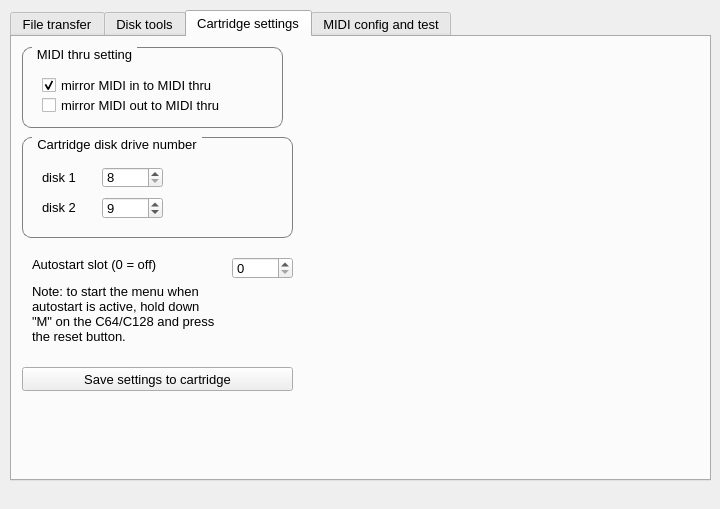
First picture: the form in qt/mainwindowform.ui, repository FrankBuss/kerberos, before the edit.
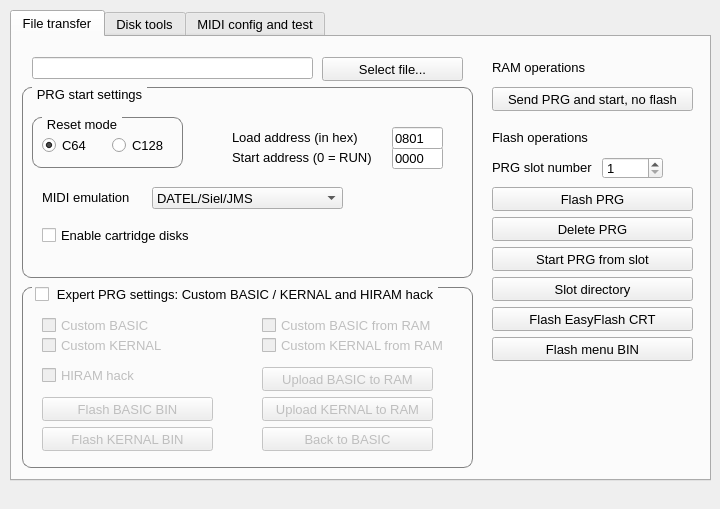
Second picture: the form after the edit. The open tabs and pages were chosen to show the change. Icons and pictures are not drawn.

```diff
--- a/qt/mainwindowform.ui
+++ b/qt/mainwindowform.ui
@@ -323,7 +323,7 @@
        </font>
       </property>
       <property name="title">
-       <string>Expert PRG settings: Custom BASIC / KERNAL and HIRAM</string>
+       <string>Expert PRG settings: Custom BASIC / KERNAL and HIRAM hack</string>
       </property>
       <property name="checkable">
        <bool>true</bool>
@@ -540,9 +540,6 @@
        <property name="text">
         <string>HIRAM hack</string>
        </property>
-       <property name="checked">
-        <bool>true</bool>
-       </property>
       </widget>
      </widget>
      <widget class="QPushButton" name="uploadAndRunPrgButton">
@@ -573,7 +570,7 @@
       <property name="geometry">
        <rect>
         <x>590</x>
-        <y>130</y>
+        <y>120</y>
         <width>61</width>
         <height>22</height>
        </rect>
@@ -599,7 +596,7 @@
       <property name="geometry">
        <rect>
         <x>480</x>
-        <y>130</y>
+        <y>120</y>
         <width>111</width>
         <height>21</height>
        </rect>
@@ -617,7 +614,7 @@
       <property name="geometry">
        <rect>
         <x>480</x>
-        <y>160</y>
+        <y>150</y>
         <width>201</width>
         <height>24</height>
        </rect>
@@ -641,7 +638,7 @@
       <property name="geometry">
        <rect>
         <x>480</x>
-        <y>190</y>
+        <y>210</y>
         <width>201</width>
         <height>24</height>
        </rect>
@@ -713,7 +710,7 @@
       <property name="geometry">
        <rect>
         <x>480</x>
-        <y>220</y>
+        <y>240</y>
         <width>201</width>
         <height>24</height>
        </rect>
@@ -755,7 +752,7 @@
       <property name="geometry">
        <rect>
         <x>480</x>
-        <y>100</y>
+        <y>90</y>
         <width>101</width>
         <height>21</height>
        </rect>
@@ -790,6 +787,30 @@
        <pixmap resource="application.qrc">:/kerberos.png</pixmap>
       </property>
      </widget>
+     <widget class="QPushButton" name="deletePrgButton">
+      <property name="geometry">
+       <rect>
+        <x>480</x>
+        <y>180</y>
+        <width>201</width>
+        <height>24</height>
+       </rect>
+      </property>
+      <property name="sizePolicy">
+       <sizepolicy hsizetype="Minimum" vsizetype="Expanding">
+        <horstretch>0</horstretch>
+        <verstretch>0</verstretch>
+       </sizepolicy>
+      </property>
+      <property name="font">
+       <font>
+        <pointsize>10</pointsize>
+       </font>
+      </property>
+      <property name="text">
+       <string>Delete PRG</string>
+      </property>
+     </widget>
     </widget>
     <widget class="QWidget" name="tab_3">
      <attribute name="title">
@@ -1181,246 +1202,7 @@
       </property>
      </widget>
     </widget>
-    <widget class="QWidget" name="tab_4">
-     <attribute name="title">
-      <string>Cartridge settings</string>
-     </attribute>
-     <widget class="QPushButton" name="saveSettingsButton">
-      <property name="geometry">
-       <rect>
-        <x>10</x>
-        <y>330</y>
-        <width>271</width>
-        <height>24</height>
-       </rect>
-      </property>
-      <property name="sizePolicy">
-       <sizepolicy hsizetype="Minimum" vsizetype="Expanding">
-        <horstretch>0</horstretch>
-        <verstretch>0</verstretch>
-       </sizepolicy>
-      </property>
-      <property name="font">
-       <font>
-        <pointsize>10</pointsize>
-       </font>
-      </property>
-      <property name="text">
-       <string>Save settings to cartridge</string>
-      </property>
-     </widget>
-     <widget class="QGroupBox" name="groupBox_6">
-      <property name="geometry">
-       <rect>
-        <x>10</x>
-        <y>10</y>
-        <width>261</width>
-        <height>81</height>
-       </rect>
-      </property>
-      <property name="font">
-       <font>
-        <pointsize>10</pointsize>
-       </font>
-      </property>
-      <property name="title">
-       <string>MIDI thru setting</string>
-      </property>
-      <widget class="QCheckBox" name="midiThruInCheckBox">
-       <property name="geometry">
-        <rect>
-         <x>20</x>
-         <y>30</y>
-         <width>241</width>
-         <height>17</height>
-        </rect>
-       </property>
-       <property name="font">
-        <font>
-         <pointsize>10</pointsize>
-        </font>
-       </property>
-       <property name="text">
-        <string>mirror MIDI in to MIDI thru</string>
-       </property>
-       <property name="checked">
-        <bool>true</bool>
-       </property>
-      </widget>
-      <widget class="QCheckBox" name="midiThruOutCheckBox">
-       <property name="geometry">
-        <rect>
-         <x>20</x>
-         <y>50</y>
-         <width>241</width>
-         <height>17</height>
-        </rect>
-       </property>
-       <property name="font">
-        <font>
-         <pointsize>10</pointsize>
-        </font>
-       </property>
-       <property name="text">
-        <string>mirror MIDI out to MIDI thru</string>
-       </property>
-      </widget>
-     </widget>
-     <widget class="QLabel" name="label_14">
-      <property name="geometry">
-       <rect>
-        <x>20</x>
-        <y>220</y>
-        <width>201</width>
-        <height>101</height>
-       </rect>
-      </property>
-      <property name="font">
-       <font>
-        <pointsize>10</pointsize>
-       </font>
-      </property>
-      <property name="text">
-       <string>&lt;html&gt;&lt;head/&gt;&lt;body&gt;&lt;p&gt;Autostart slot (0 = off)&lt;/p&gt;&lt;p&gt;Note: to start the menu when&lt;br/&gt;autostart is active, hold down&lt;br/&gt;&amp;quot;M&amp;quot; on the C64/C128 and press&lt;br/&gt;the reset button.&lt;/p&gt;&lt;/body&gt;&lt;/html&gt;</string>
-      </property>
-      <property name="alignment">
-       <set>Qt::AlignLeading|Qt::AlignLeft|Qt::AlignTop</set>
-      </property>
-     </widget>
-     <widget class="QSpinBox" name="autostartSlotSpinBox">
-      <property name="geometry">
-       <rect>
-        <x>220</x>
-        <y>220</y>
-        <width>61</width>
-        <height>22</height>
-       </rect>
-      </property>
-      <property name="font">
-       <font>
-        <pointsize>10</pointsize>
-        <weight>50</weight>
-        <bold>false</bold>
-       </font>
-      </property>
-      <property name="minimum">
-       <number>0</number>
-      </property>
-      <property name="maximum">
-       <number>25</number>
-      </property>
-      <property name="value">
-       <number>0</number>
-      </property>
-     </widget>
-     <widget class="QGroupBox" name="groupBox_7">
-      <property name="geometry">
-       <rect>
-        <x>10</x>
-        <y>100</y>
-        <width>271</width>
-        <height>101</height>
-       </rect>
-      </property>
-      <property name="font">
-       <font>
-        <pointsize>10</pointsize>
-       </font>
-      </property>
-      <property name="title">
-       <string>Cartridge disk drive number</string>
-      </property>
-      <widget class="QSpinBox" name="disk2SpinBox">
-       <property name="geometry">
-        <rect>
-         <x>80</x>
-         <y>60</y>
-         <width>61</width>
-         <height>22</height>
-        </rect>
-       </property>
-       <property name="font">
-        <font>
-         <pointsize>10</pointsize>
-         <weight>50</weight>
-         <bold>false</bold>
-        </font>
-       </property>
-       <property name="minimum">
-        <number>8</number>
-       </property>
-       <property name="maximum">
-        <number>11</number>
-       </property>
-       <property name="value">
-        <number>9</number>
-       </property>
-      </widget>
-      <widget class="QSpinBox" name="disk1SpinBox">
-       <property name="geometry">
-        <rect>
-         <x>80</x>
-         <y>30</y>
-         <width>61</width>
-         <height>21</height>
-        </rect>
-       </property>
-       <property name="font">
-        <font>
-         <pointsize>10</pointsize>
-         <weight>50</weight>
-         <bold>false</bold>
-        </font>
-       </property>
-       <property name="minimum">
-        <number>8</number>
-       </property>
-       <property name="maximum">
-        <number>11</number>
-       </property>
-       <property name="value">
-        <number>8</number>
-       </property>
-      </widget>
-      <widget class="QLabel" name="label_12">
-       <property name="geometry">
-        <rect>
-         <x>20</x>
-         <y>30</y>
-         <width>51</width>
-         <height>21</height>
-        </rect>
-       </property>
-       <property name="font">
-        <font>
-         <pointsize>10</pointsize>
-        </font>
-       </property>
-       <property name="text">
-        <string>disk 1</string>
-       </property>
-      </widget>
-      <widget class="QLabel" name="label_13">
-       <property name="geometry">
-        <rect>
-         <x>20</x>
-         <y>60</y>
-         <width>51</width>
-         <height>21</height>
-        </rect>
-       </property>
-       <property name="font">
-        <font>
-         <pointsize>10</pointsize>
-        </font>
-       </property>
-       <property name="text">
-        <string>disk 2</string>
-       </property>
-      </widget>
-     </widget>
-    </widget>
-    <widget class="QWidget" name="tab_2">
+    <widget class="QWidget" name="midiConfigAndTest">
      <attribute name="title">
       <string>MIDI config and test</string>
      </attribute>
```
Left out of the diff: 92 changed lines with no effect on the pictures.
